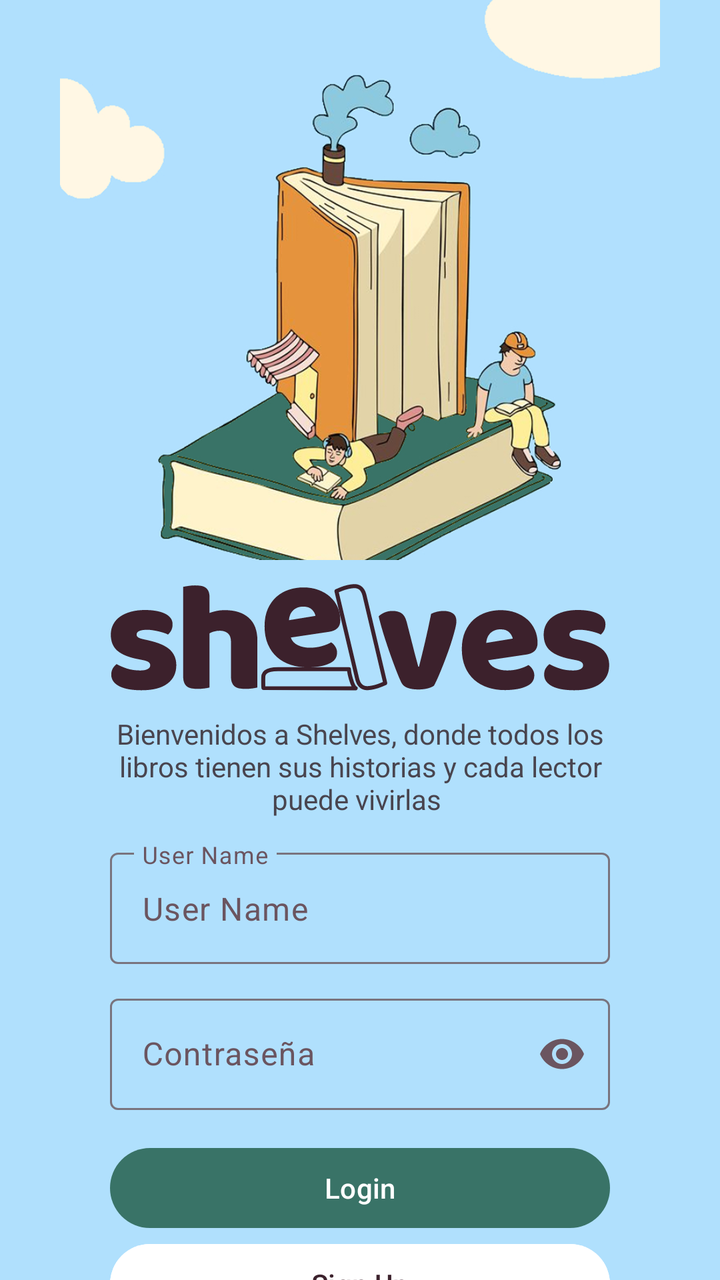
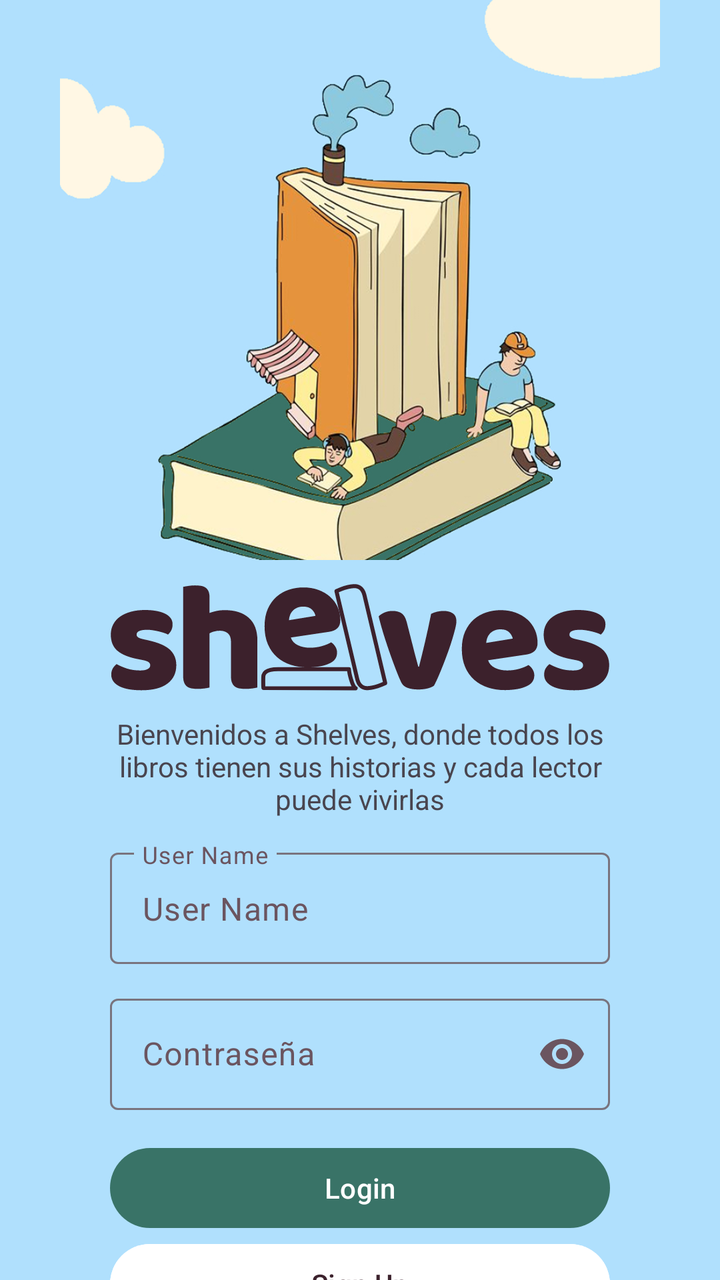

Before-and-after screenshots of an Android layout around one commit, followed by the original layout XML and the change that was made.
<!-- AndroidManifest.xml: application theme Theme.Shelves -->
<!-- res/layout/activity_login.xml -->
<?xml version="1.0" encoding="utf-8"?>
<androidx.constraintlayout.widget.ConstraintLayout xmlns:android="http://schemas.android.com/apk/res/android"
    xmlns:app="http://schemas.android.com/apk/res-auto"
    xmlns:tools="http://schemas.android.com/tools"
    android:id="@+id/main"
    android:layout_width="match_parent"
    android:layout_height="match_parent"
    tools:context=".LoginActivity"
    android:background="@color/icy_blue"
    >

    <ImageView
        android:id="@+id/imglogin"
        android:layout_width="300dp"
        android:layout_height="280dp"
        android:scaleType="centerCrop"
        android:src="@mipmap/fondo_login"
        app:layout_constraintTop_toTopOf="parent"
        app:layout_constraintStart_toStartOf="parent"
        app:layout_constraintEnd_toEndOf="parent"/>

    <ImageView
        android:id="@+id/imgLogo"
        android:layout_width="250dp"
        android:layout_height="wrap_content"
        android:adjustViewBounds="true"
        android:scaleType="fitCenter"
        android:src="@drawable/logo_shelves"
        app:layout_constraintTop_toBottomOf="@id/imglogin"
        app:layout_constraintStart_toStartOf="parent"
        app:layout_constraintEnd_toEndOf="parent"
        android:layout_margin="12dp"/>

    <LinearLayout
        android:id="@+id/textIntro"
        android:layout_width="wrap_content"
        android:layout_height="wrap_content"
        app:layout_constraintTop_toBottomOf="@+id/imgLogo"
        app:layout_constraintStart_toStartOf="parent"
        app:layout_constraintEnd_toEndOf="parent"
        android:orientation="vertical"
        android:layout_marginTop="12dp"
        >
        <TextView
            android:layout_width="250dp"
            android:textAlignment="center"
            android:layout_height="wrap_content"
            android:text="Bienvenidos a Shelves, donde todos los libros tienen sus historias y cada lector puede vivirlas "
            />
    </LinearLayout>
    <LinearLayout
        android:layout_width="wrap_content"
        android:layout_height="wrap_content"
        app:layout_constraintTop_toBottomOf="@+id/textIntro"
        app:layout_constraintStart_toStartOf="parent"
        app:layout_constraintEnd_toEndOf="parent"
        android:orientation="vertical"
        android:focusable="true"
        android:focusableInTouchMode="true"
        >
        <com.google.android.material.textfield.TextInputLayout
            android:layout_width="match_parent"
            android:layout_height="wrap_content"
            android:hint="User Name"
            app:expandedHintEnabled="false"
            app:placeholderText="User Name"
            app:endIconMode="clear_text"
            android:layout_marginTop="12dp">

            <com.google.android.material.textfield.TextInputEditText
                android:layout_width="match_parent"
                android:layout_height="wrap_content"
                android:inputType="text" />
        </com.google.android.material.textfield.TextInputLayout>
        <com.google.android.material.textfield.TextInputLayout
            android:layout_width="250dp"
            android:layout_height="wrap_content"
            android:hint="Contraseña"
            app:endIconMode="password_toggle"
            style="@style/Widget.Material3.TextInputLayout.OutlinedBox"
            android:layout_marginTop="12dp">
            <com.google.android.material.textfield.TextInputEditText
                android:layout_width="match_parent"
                android:layout_height="wrap_content"
                android:inputType="textPassword" />
        </com.google.android.material.textfield.TextInputLayout>
        <Button
            android:layout_width="250dp"
            android:layout_height="wrap_content"
            android:text="Login"
            android:layout_marginTop="15dp"
            />
        <Button
            android:layout_width="250dp"
            android:layout_height="wrap_content"
            android:text="Sign Up"
            android:backgroundTint="@color/white"
            android:textColor="@color/midnight_violet"
            />

    </LinearLayout>

</androidx.constraintlayout.widget.ConstraintLayout>
<!-- resources referenced by this layout -->
<resources>
  <color name="icy_blue">#B0E0FD</color>
  <color name="midnight_violet">#3C222D</color>
  <color name="white">#FFFFFF</color>
  <!-- drawable logo_shelves: vector/xml drawable (drawable, 10366 chars, omitted) -->
  <!-- mipmap fondo_login: png bitmap (mipmap-hdpi, 336724 bytes) -->
  <style name="Theme.Shelves" parent="Base.Theme.Shelves" />
  <style name="Base.Theme.Shelves" parent="Theme.Material3.DayNight.NoActionBar">
          <item name="colorPrimary">@color/shelves_primary</item>
          <item name="colorOnPrimary">@color/shelves_on_primary</item>
          <item name="colorSecondary">@color/shelves_secondary</item>
          <item name="colorOnSecondary">@color/shelves_on_secondary</item>
          <item name="colorSecondaryContainer">@color/shelves_secondary</item>
          <item name="colorOnSecondaryContainer">@color/shelves_on_secondary</item>
          <item name="android:colorBackground">@color/shelves_background</item>
          <item name="colorOnBackground">@color/shelves_on_surface</item>
          <item name="colorSurface">@color/shelves_surface</item>
          <item name="colorOnSurface">@color/shelves_on_surface</item>
          <item name="colorOnSurfaceVariant">@color/shelves_text_secondary</item>
          <item name="colorError">@color/shelves_error</item>
          <item name="colorOnError">@color/shelves_on_error</item>
      </style>
  <color name="shelves_primary">@color/verde</color>
  <color name="shelves_on_primary">@color/white</color>
  <color name="shelves_secondary">@color/icy_blue</color>
  <color name="shelves_on_secondary">@color/midnight_violet</color>
  <color name="shelves_background">@color/crema</color>
  <color name="shelves_on_surface">@color/midnight_violet</color>
  <color name="shelves_surface">@color/white</color>
  <color name="shelves_text_secondary">#6B5560</color>
  <color name="shelves_error">#B3261E</color>
  <color name="shelves_on_error">@color/white</color>
  <color name="verde">#397367</color>
  <color name="crema">#FFF6E3</color>
</resources>

<!-- the commit's change to res/layout/activity_login.xml (unified diff, before → after) -->
@@ -13,6 +13,7 @@
         android:id="@+id/imglogin"
         android:layout_width="300dp"
         android:layout_height="280dp"
+        android:contentDescription="@string/login_imagen"
         android:scaleType="centerCrop"
         android:src="@mipmap/fondo_login"
         app:layout_constraintTop_toTopOf="parent"
@@ -24,6 +25,7 @@
         android:layout_width="250dp"
         android:layout_height="wrap_content"
         android:adjustViewBounds="true"
+        android:contentDescription="@string/logo"
         android:scaleType="fitCenter"
         android:src="@drawable/logo_shelves"
         app:layout_constraintTop_toBottomOf="@id/imglogin"
@@ -45,7 +47,7 @@
             android:layout_width="250dp"
             android:textAlignment="center"
             android:layout_height="wrap_content"
-            android:text="Bienvenidos a Shelves, donde todos los libros tienen sus historias y cada lector puede vivirlas "
+            android:text="@string/login_descripcion"
             />
     </LinearLayout>
     <LinearLayout
@@ -61,7 +63,7 @@
         <com.google.android.material.textfield.TextInputLayout
             android:layout_width="match_parent"
             android:layout_height="wrap_content"
-            android:hint="User Name"
+            android:hint="@string/login_user_name"
             app:expandedHintEnabled="false"
             app:placeholderText="User Name"
             app:endIconMode="clear_text"
@@ -75,7 +77,7 @@
         <com.google.android.material.textfield.TextInputLayout
             android:layout_width="250dp"
             android:layout_height="wrap_content"
-            android:hint="Contraseña"
+            android:hint="@string/login_contrasena"
             app:endIconMode="password_toggle"
             style="@style/Widget.Material3.TextInputLayout.OutlinedBox"
             android:layout_marginTop="12dp">
@@ -87,13 +89,13 @@
         <Button
             android:layout_width="250dp"
             android:layout_height="wrap_content"
-            android:text="Login"
+            android:text="@string/login_login"
             android:layout_marginTop="15dp"
             />
         <Button
             android:layout_width="250dp"
             android:layout_height="wrap_content"
-            android:text="Sign Up"
+            android:text="@string/login_sign_up"
             android:backgroundTint="@color/white"
             android:textColor="@color/midnight_violet"
             />
<!-- resource entries referenced after the edit -->
@@ -5,6 +5,13 @@
   <color name="white">#FFFFFF</color>
   <!-- drawable logo_shelves: vector/xml drawable (drawable, 10366 chars, omitted) -->
   <!-- mipmap fondo_login: png bitmap (mipmap-hdpi, 336724 bytes) -->
+  <string name="login_contrasena">Contraseña</string>
+  <string name="login_descripcion">Bienvenidos a Shelves, donde todos los libros tienen sus historias y cada lector puede vivirlas</string>
+  <string name="login_imagen">imagen</string>
+  <string name="login_login">Login</string>
+  <string name="login_sign_up">Sign Up</string>
+  <string name="login_user_name">User Name</string>
+  <string name="logo">Shelves</string>
   <style name="Theme.Shelves" parent="Base.Theme.Shelves" />
   <style name="Base.Theme.Shelves" parent="Theme.Material3.DayNight.NoActionBar">
           <item name="colorPrimary">@color/shelves_primary</item>
